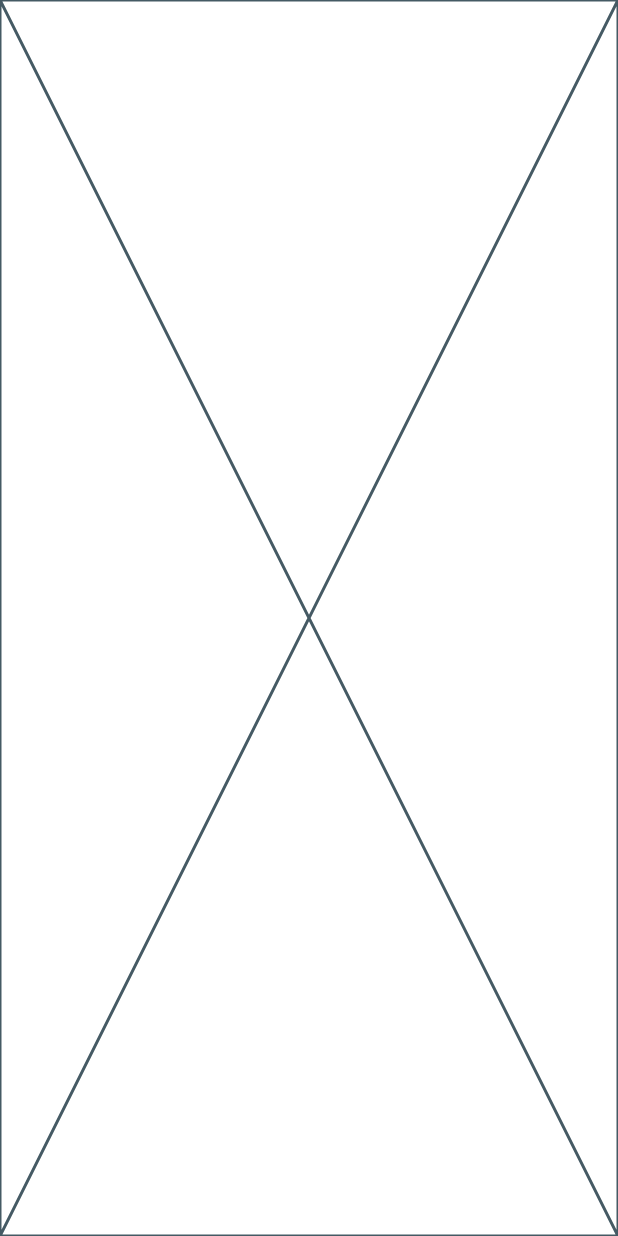
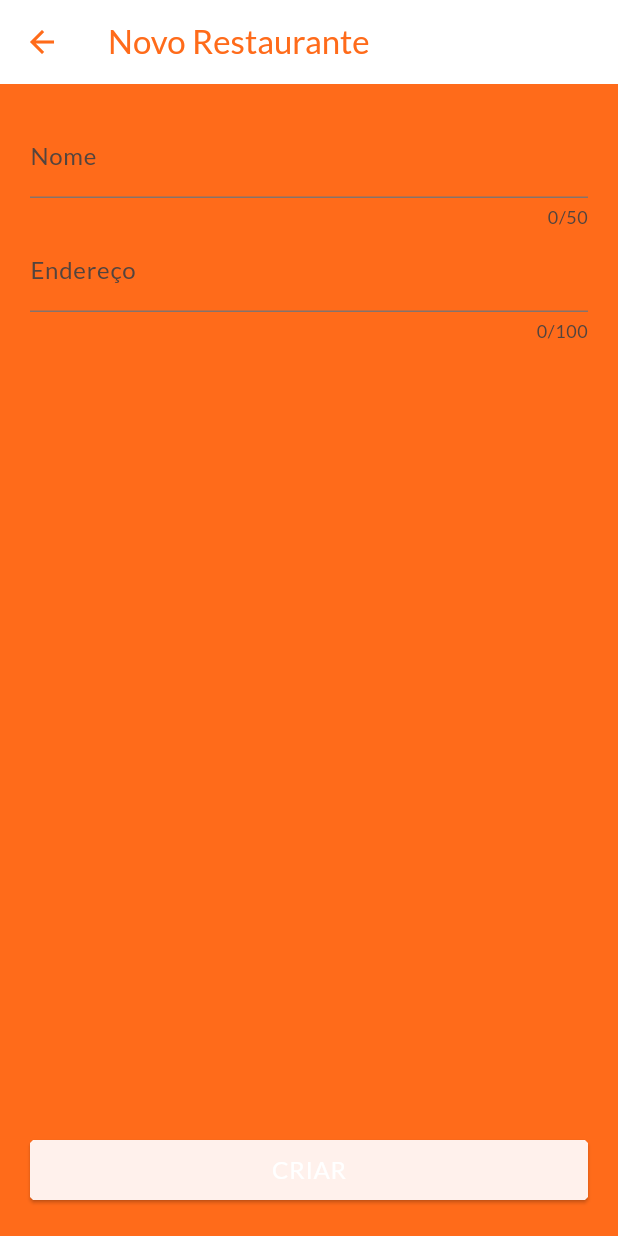
Before and after one commit to blotta/bon_appetit_app, a Flutter app: the RestaurantsScreen screen opened directly, after a tap on the "add" icon, on a phone screen of 412 x 824 dp. Run offline on Flutter 3.47's test engine with Material 2 defaults, Android fonts, the phone set to English and light mode, and no system bars; our stand-ins replace flutter_riverpod, google_fonts, transparent_image; network calls fail.

Commit message:
restaurant management

```diff
--- a/lib/data/dummy_data.dart
+++ b/lib/data/dummy_data.dart
@@ -63,4 +63,4 @@ var dataMenus = [
     MenuSection("Sobremesas", dataItems.sublist(7, 9)),
   ])
 ];
-var dataRestaurants = [Restaurant("Bar do Zé", dataMenus)];
+var dataRestaurants = [Restaurant("Bar do Zé", dataMenus, "Rua Galvão Bueno, 123")];
--- a/lib/main.dart
+++ b/lib/main.dart
@@ -8,7 +8,6 @@ final theme = ThemeData(
   colorScheme: ColorScheme.fromSeed(
       seedColor: const Color.fromARGB(255, 255, 107, 26),
       brightness: Brightness.light,
-      onSurface: Colors.white,
       surface: const Color.fromARGB(255, 255, 107, 26)),
   textTheme: GoogleFonts.latoTextTheme(),
 );
--- a/lib/models/menu.dart
+++ b/lib/models/menu.dart
@@ -1,7 +1,8 @@
 class Restaurant {
-  const Restaurant(this.name, this.menus);
+  const Restaurant(this.name, this.menus, this.address);
   final String name;
   final List<Menu> menus;
+  final String address;
 }
 
 class Menu {
--- a/lib/screens/profile/restaurant_edit.dart
+++ b/lib/screens/profile/restaurant_edit.dart
@@ -1,14 +1,103 @@
-
+import 'package:bon_appetit_app/data/dummy_data.dart';
 import 'package:bon_appetit_app/models/menu.dart';
+import 'package:bon_appetit_app/screens/profile/restaurant_details.dart';
 import 'package:flutter/material.dart';
 
-class RestaurantEditScreen extends StatelessWidget {
-  RestaurantEditScreen({super.key, this.restaurant});
+class RestaurantEditScreen extends StatefulWidget {
+  const RestaurantEditScreen({super.key, this.restaurant});
 
   final Restaurant? restaurant;
 
   @override
+  State<RestaurantEditScreen> createState() => _RestaurantEditScreenState();
+}
+
+class _RestaurantEditScreenState extends State<RestaurantEditScreen> {
+
+  final _formKey = GlobalKey<FormState>();
+  var _enteredName = '';
+  var _enteredAddress = '';
+
+  @override
+  void initState() {
+    super.initState();
+
+    if (widget.restaurant != null) {
+      setState(() {
+        _enteredName = widget.restaurant!.name;
+        _enteredAddress = widget.restaurant!.address;
+      });
+    }
+  }
+
+  void _saveRestaurant() {
+    if (_formKey.currentState!.validate()) {
+      _formKey.currentState!.save();
+
+      if (widget.restaurant != null) {
+        // edit
+        Navigator.of(context).pop();
+      } else {
+        // new
+        var r = dataRestaurants[0];
+        Navigator.of(context).pushReplacement(MaterialPageRoute(
+            builder: (ctx) => RestaurantDetailsScreen(restaurant: r)));
+      }
+    }
+  }
+
+  @override
   Widget build(BuildContext context) {
-    return const Placeholder();
+    return Scaffold(
+        appBar: AppBar(
+          foregroundColor: Theme.of(context).colorScheme.surface,
+          backgroundColor: Colors.white,
+          title:
+              Text(widget.restaurant == null ? 'Novo Restaurante' : 'Editar'),
+        ),
+        body: Padding(
+          padding: const EdgeInsets.all(20),
+          child: Column(
+            children: [
+              Expanded(
+                child: SingleChildScrollView(
+                  child: Form(
+                    key: _formKey,
+                    child: Column(children: [
+                      TextFormField(
+                        initialValue: _enteredName,
+                        maxLength: 50,
+                        decoration: const InputDecoration(label: Text('Nome')),
+                      ),
+                      TextFormField(
+                        initialValue: _enteredAddress,
+                        maxLength: 100,
+                        decoration:
+                            const InputDecoration(label: Text('Endereço')),
+                      ),
+                      const SizedBox(height: 50),
+                    ]),
+                  ),
+                ),
+              ),
+              Visibility(
+                visible: MediaQuery.of(context).viewInsets.bottom ==
+                    0, // hide when keyboard visible
+                child: SizedBox(
+                  width: double.infinity,
+                  child: ElevatedButton(
+                    onPressed: _saveRestaurant,
+                    style: ElevatedButton.styleFrom(
+                        foregroundColor: Colors.white,
+                        textStyle: Theme.of(context).textTheme.bodyLarge,
+                        shape: BeveledRectangleBorder(
+                            borderRadius: BorderRadius.circular(2))),
+                    child: Text(widget.restaurant == null ? 'CRIAR' : 'SALVAR'),
+                  ),
+                ),
+              )
+            ],
+          ),
+        ));
   }
 }
--- a/lib/screens/profile/restaurants.dart
+++ b/lib/screens/profile/restaurants.dart
@@ -38,7 +38,7 @@ class RestaurantsScreen extends StatelessWidget {
             return ListTile(
               onTap: () => navigateToRestaurantDetails(dataRestaurants[index]),
               title: Text(dataRestaurants[index].name),
-              trailing: Icon(Icons.arrow_right_alt, size: 40),
+              trailing: const Icon(Icons.arrow_right_alt, size: 40),
             );
           },
         ),
```
Also changed, not shown: lib/screens/profile/restaurant_details.dart (+66 -2 lines).
